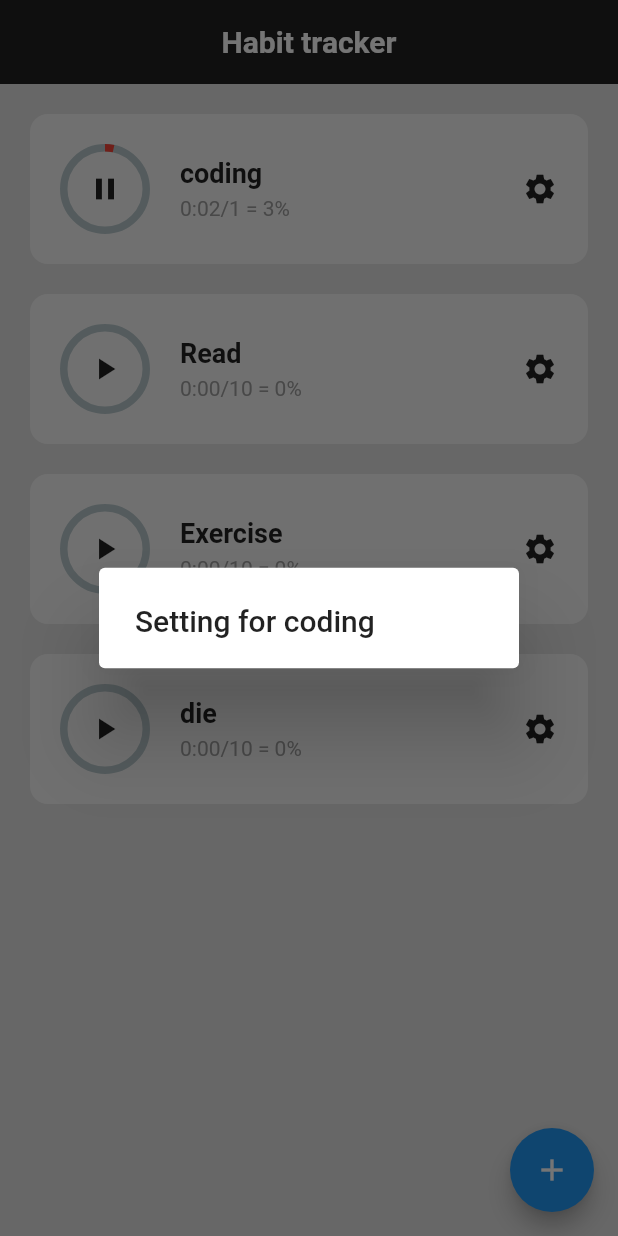
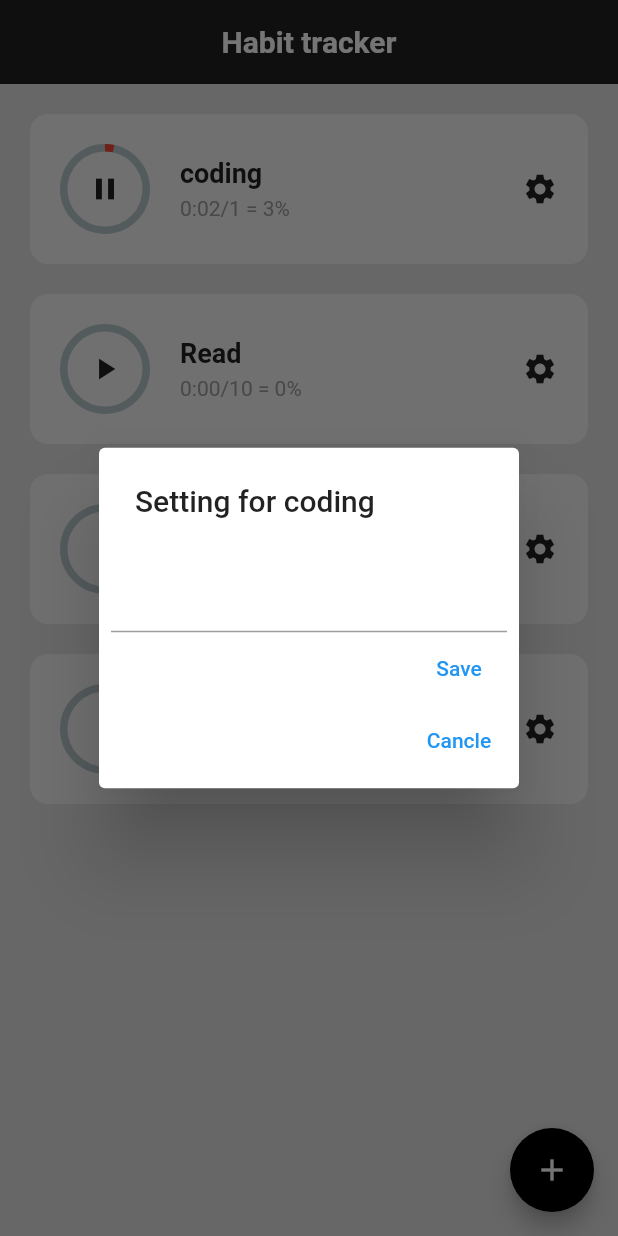
Before and after one commit to SaifIvnaAlam/habit_tracker, a Flutter app: the screen it shows after launch, after a tap on the "play arrow" icon, after a tap on the "settings" icon, on a phone screen of 412 x 824 dp. Run offline on Flutter 3.47's test engine with Material 2 defaults, Android fonts, the phone set to English and light mode, and no system bars; drawn by our look-alikes of percent_indicator.

Commit message:
setting has error

```diff
--- a/lib/pages/home_page.dart
+++ b/lib/pages/home_page.dart
@@ -14,6 +14,7 @@ class HomePage extends StatefulWidget {
 class _HomePageState extends State<HomePage> {
   final _controller = TextEditingController();
   final _timeController = TextEditingController();
+  final _updateController = TextEditingController();
 
   List habitList = [
     ["coding", false, 0, 1],
@@ -51,6 +52,27 @@ class _HomePageState extends State<HomePage> {
         builder: (context) {
           return AlertDialog(
             title: Text("Setting for " + habitList[index][0]),
+            actions: [
+              TextField(
+                controller: _updateController,
+              ),
+              TextButton(
+                onPressed: () {
+                  setState(() {
+                    habitList[index].add();
+                  });
+                  _updateController.clear();
+                  Navigator.of(context).pop();
+                },
+                child: Text('Save'),
+              ),
+              TextButton(
+                onPressed: () {
+                  Navigator.of(context).pop();
+                },
+                child: Text('Cancle'),
+              ),
+            ],
           );
         });
   }
@@ -111,6 +133,7 @@ class _HomePageState extends State<HomePage> {
         }),
       ),
       floatingActionButton: FloatingActionButton(
+          backgroundColor: Colors.black,
           onPressed: () {
             addNewHabit();
           },
```
